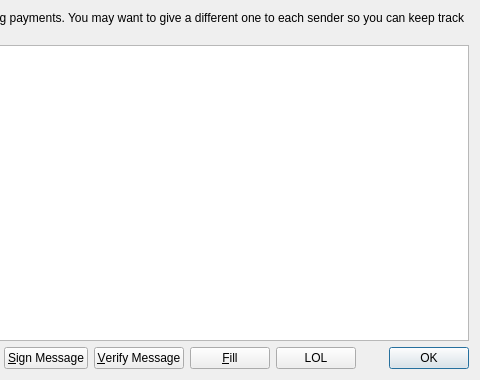
Before: the Qt Designer form src/qt/forms/addressbookpage.ui in plusevcoin/plusevcoin, drawn with Qt 5; both pictures show x 280 to 760 and y 0 to 380 of the 760 by 380 pixel window.
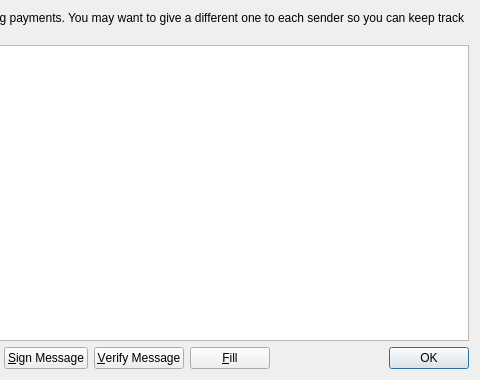
After: the same form once the commit is applied. Icons and pictures are not drawn.

Patch:
```diff
--- a/src/qt/forms/addressbookpage.ui
+++ b/src/qt/forms/addressbookpage.ui
@@ -138,13 +138,6 @@
        </property>
       </widget>
      </item>
-     <item>
-      <widget class="QPushButton" name="pushButton">
-       <property name="text">
-        <string>LOL</string>
-       </property>
-      </widget>
-     </item>
      <item>
       <spacer name="horizontalSpacer">
        <property name="orientation">
```
